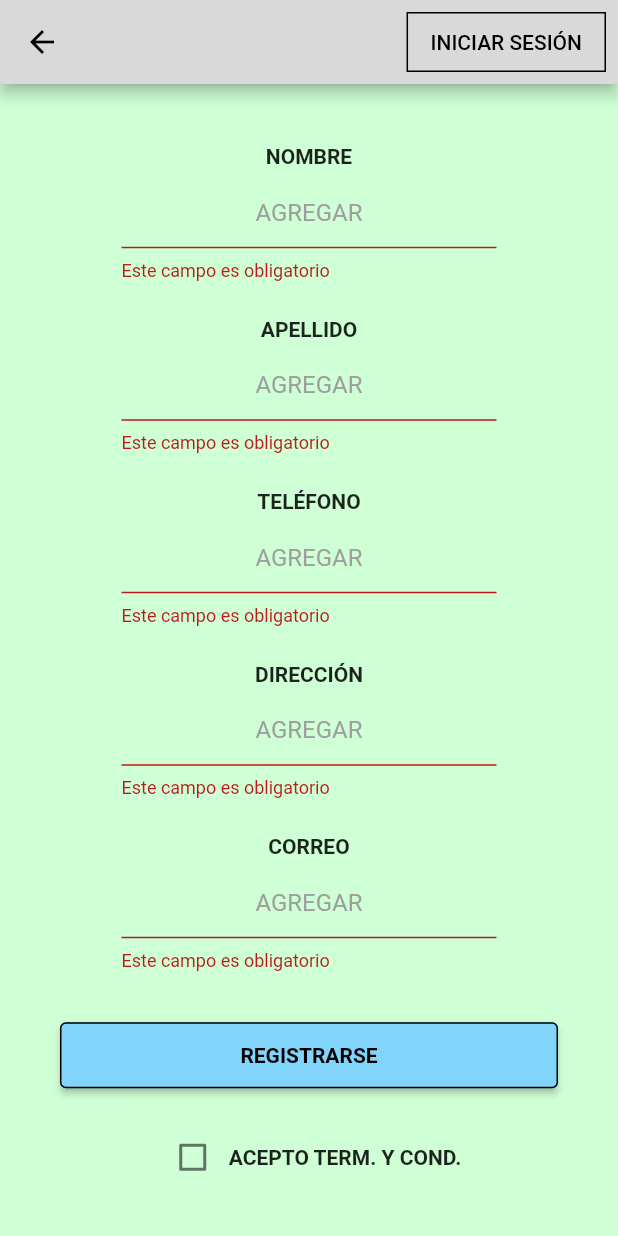
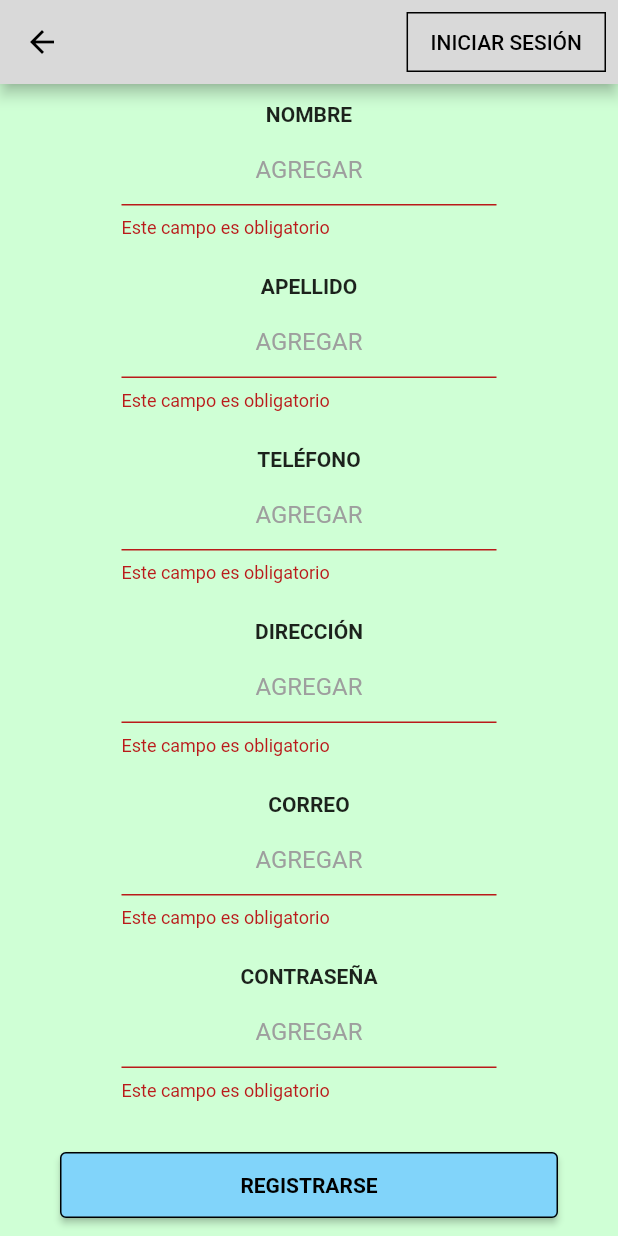
Before and after one commit to Angel-Perez-1086/act4_login_figma_1086, a Flutter app: the PaginaRegister screen opened directly, after a tap on "REGISTRARSE", on a phone screen of 412 x 824 dp. Run offline on Flutter 3.47's test engine with Material 3 defaults, Android fonts, the phone set to English and light mode, and no system bars; network calls fail.

Commit message:
Add files via upload

```diff
--- a/lib/pagina_register.dart
+++ b/lib/pagina_register.dart
@@ -17,15 +17,17 @@ class _PaginaInicioState extends State<PaginaRegister> {
   TextEditingController telefonoController = TextEditingController();
   TextEditingController direccionController = TextEditingController();
   TextEditingController correoController = TextEditingController();
+  TextEditingController contrasenaController =
+      TextEditingController(); // Nuevo controlador
 
   @override
   Widget build(BuildContext context) {
     return Scaffold(
-      backgroundColor: Color(0xFFCFFFD5),
+      backgroundColor: const Color(0xFFCFFFD5),
       appBar: AppBar(
-        backgroundColor: Color(0xffD9D9D9),
+        backgroundColor: const Color(0xffD9D9D9),
         leading: IconButton(
-            icon: Icon(Icons.arrow_back, color: Colors.black),
+          icon: const Icon(Icons.arrow_back, color: Colors.black),
           onPressed: () => Navigator.pop(context),
         ),
         actions: [
@@ -37,14 +39,14 @@ class _PaginaInicioState extends State<PaginaRegister> {
                 MaterialPageRoute(builder: (context) => PaginaLogin()),
               ),
               style: OutlinedButton.styleFrom(
-    side: BorderSide(color: Colors.black),
+                side: const BorderSide(color: Colors.black),
                 shape: RoundedRectangleBorder(
-      borderRadius: BorderRadius.circular(0), // Hace que sea completamente rectangular
+                  borderRadius: BorderRadius.circular(0),
                 ),
               ),
-  child: Text("INICIAR SESIÓN", style: TextStyle(color: Colors.black)),
+              child: const Text("INICIAR SESIÓN",
+                  style: TextStyle(color: Colors.black)),
             ),
-
           ),
         ],
       ),
@@ -58,24 +60,27 @@ class _PaginaInicioState extends State<PaginaRegister> {
                 child: Form(
                   key: _formKey,
                   child: Column(
-              crossAxisAlignment: CrossAxisAlignment.center, // CENTRA TODO EL TEXTO
+                    crossAxisAlignment: CrossAxisAlignment.center,
                     children: [
                       campoTexto("NOMBRE", nombreController),
                       campoTexto("APELLIDO", apellidoController),
-                campoTexto("TELÉFONO", telefonoController, isNumeric: true),
+                      campoTexto("TELÉFONO", telefonoController,
+                          isNumeric: true),
                       campoTexto("DIRECCIÓN", direccionController),
                       campoTexto("CORREO", correoController),
-                SizedBox(height: 20),
+                      campoTexto("CONTRASEÑA", contrasenaController,
+                          isPassword: true), // Nuevo campo
+                      const SizedBox(height: 20),
                       SizedBox(
                         width: double.infinity,
                         child: ElevatedButton(
                           style: ElevatedButton.styleFrom(
                             backgroundColor: Colors.lightBlue[200],
                             foregroundColor: Colors.black,
-                      padding: EdgeInsets.symmetric(vertical: 14),
+                            padding: const EdgeInsets.symmetric(vertical: 14),
                             shape: RoundedRectangleBorder(
                               borderRadius: BorderRadius.circular(4),
-                        side: BorderSide(color: Colors.black),
+                              side: const BorderSide(color: Colors.black),
                             ),
                           ),
                           onPressed: () {
@@ -83,21 +88,25 @@ class _PaginaInicioState extends State<PaginaRegister> {
                               if (_aceptoTerminos) {
                                 Navigator.push(
                                   context,
-                            MaterialPageRoute(builder: (context) => PaginaLogin()),
+                                  MaterialPageRoute(
+                                      builder: (context) => PaginaLogin()),
                                 );
                               } else {
                                 ScaffoldMessenger.of(context).showSnackBar(
-                            SnackBar(content: Text("Debes aceptar los términos y condiciones")),
+                                  const SnackBar(
+                                      content: Text(
+                                          "Debes aceptar los términos y condiciones")),
                                 );
                               }
                             }
                           },
-                    child: Text("REGISTRARSE", style: TextStyle(fontWeight: FontWeight.bold)),
+                          child: const Text("REGISTRARSE",
+                              style: TextStyle(fontWeight: FontWeight.bold)),
                         ),
                       ),
-                SizedBox(height: 20),
+                      const SizedBox(height: 20),
                       Row(
-                  mainAxisAlignment: MainAxisAlignment.center, // CENTRA EL CHECKBOX Y TEXTO
+                        mainAxisAlignment: MainAxisAlignment.center,
                         children: [
                           Checkbox(
                             value: _aceptoTerminos,
@@ -107,7 +116,7 @@ class _PaginaInicioState extends State<PaginaRegister> {
                               });
                             },
                           ),
-                    Text(
+                          const Text(
                             "ACEPTO TERM. Y COND.",
                             style: TextStyle(fontWeight: FontWeight.bold),
                           ),
@@ -121,26 +130,26 @@ class _PaginaInicioState extends State<PaginaRegister> {
           ),
         ),
       ),
-
-
-
     );
   }
 
-Widget campoTexto(String label, TextEditingController controller, {bool isNumeric = false}) {
+  Widget campoTexto(String label, TextEditingController controller,
+      {bool isNumeric = false, bool isPassword = false}) {
     return Padding(
       padding: const EdgeInsets.symmetric(vertical: 12.0),
       child: Column(
-      crossAxisAlignment: CrossAxisAlignment.center, // Centra las etiquetas
+        crossAxisAlignment: CrossAxisAlignment.center,
         children: [
-        Text(label, style: TextStyle(fontWeight: FontWeight.bold)),
-        SizedBox(height: 5),
+          Text(label, style: const TextStyle(fontWeight: FontWeight.bold)),
+          const SizedBox(height: 5),
           SizedBox(
-          width: 250, // Controla el ancho para que no se expanda demasiado
+            width: 250,
             child: TextFormField(
               controller: controller,
-            textAlign: TextAlign.center, // Centra el texto dentro del input
-            keyboardType: isNumeric ? TextInputType.number : TextInputType.text,
+              textAlign: TextAlign.center,
+              keyboardType:
+                  isNumeric ? TextInputType.number : TextInputType.text,
+              obscureText: isPassword,
               validator: (value) {
                 if (value == null || value.isEmpty) {
                   return "Este campo es obligatorio";
@@ -150,7 +159,7 @@ Widget campoTexto(String label, TextEditingController controller, {bool isNumeri
                 }
                 return null;
               },
-            decoration: InputDecoration(
+              decoration: const InputDecoration(
                 hintText: "AGREGAR",
                 hintStyle: TextStyle(color: Colors.grey),
                 border: UnderlineInputBorder(),
@@ -162,5 +171,4 @@ Widget campoTexto(String label, TextEditingController controller, {bool isNumeri
       ),
     );
   }
-
 }
```
Lines whose indentation alone changed are shown as unchanged.
